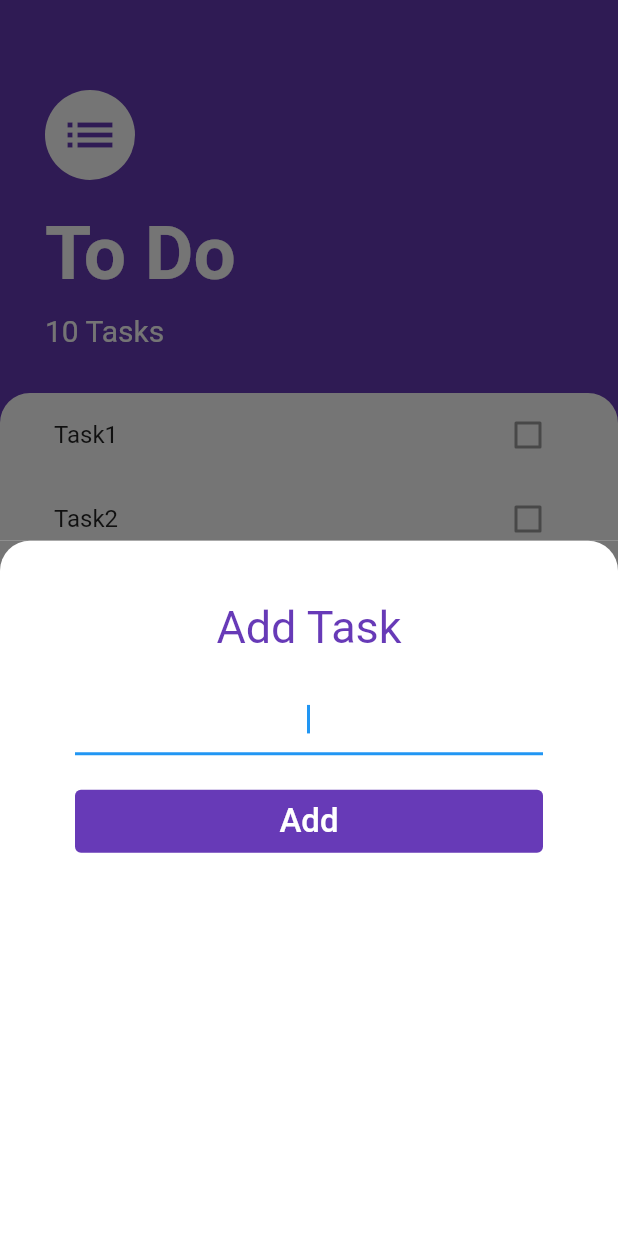
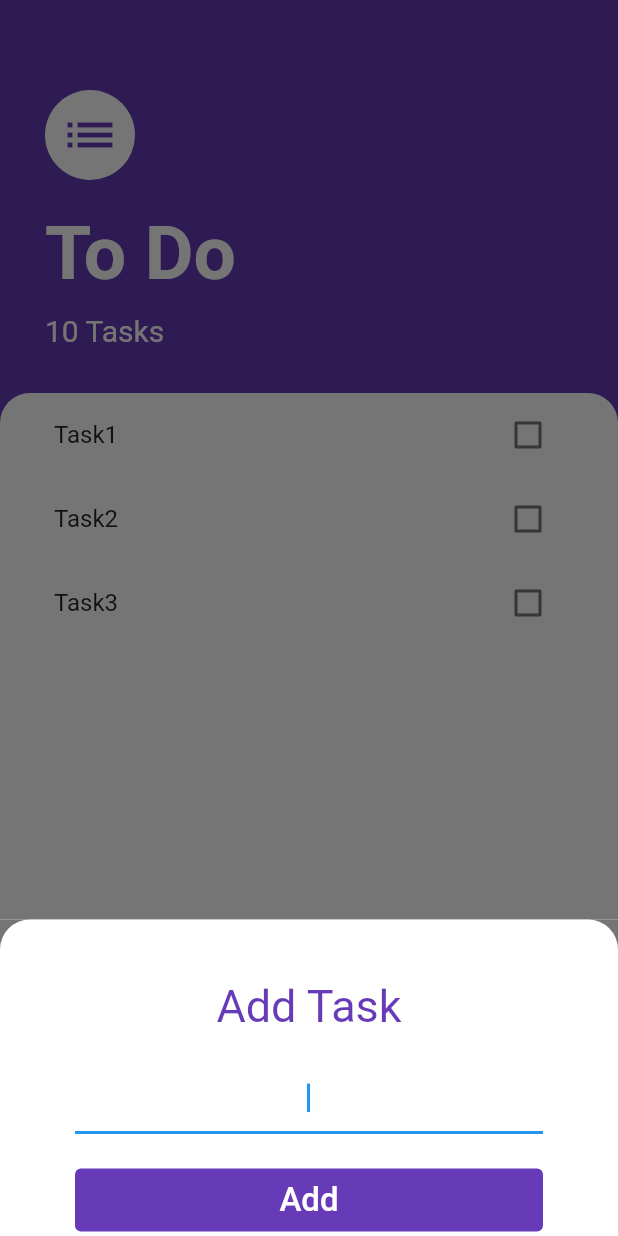
Before and after one commit to selimsshady/to_do_app, a Flutter app: the screen it shows after launch, after a tap on the "add" icon, on a phone screen of 412 x 824 dp. Run offline on Flutter 3.47's test engine with Material 2 defaults, Android fonts, the phone set to English and light mode, and no system bars.

```diff
--- a/lib/screens/tasks_screen.dart
+++ b/lib/screens/tasks_screen.dart
@@ -16,7 +16,17 @@ class TasksScreen extends StatelessWidget {
           color: Colors.white,
         ),
         onPressed: () {
-          showModalBottomSheet(context: context, builder: (context) => const AddTaskScreen(),);
+          showModalBottomSheet(
+            context: context,
+            isScrollControlled: true,
+            builder: (context) => SingleChildScrollView(
+              child: Container(
+                padding: EdgeInsets.only(
+                    bottom: MediaQuery.of(context).viewInsets.bottom),
+                child: const AddTaskScreen(),
+              ),
+            ),
+          );
         },
       ),
       backgroundColor: kAppColor,
@@ -68,7 +78,7 @@ class TasksScreen extends StatelessWidget {
                   topRight: Radius.circular(20.0),
                 ),
               ),
-              child: TasksList(),
+              child: const TasksList(),
             ),
           ),
         ],
--- a/lib/widgets/task_tile.dart
+++ b/lib/widgets/task_tile.dart
@@ -1,15 +1,55 @@
 import 'package:flutter/material.dart';
+import 'package:to_do_app/constants.dart';
 
+class TaskTile extends StatefulWidget {
+  const TaskTile({super.key, required this.task});
+  final String task;
 
-class TaskTile extends StatelessWidget {
-  TaskTile({required this.task});
-  String task;
+  @override
+  State<TaskTile> createState() => _TaskTileState();
+}
+
+class _TaskTileState extends State<TaskTile> {
+  bool isChecked = false;
+
+  void checkboxCallback(bool? checkBoxState) {
+    setState(() {
+      if (checkBoxState != null) {
+        isChecked = checkBoxState;
+      } else {
+        isChecked = true;
+      }
+    });
+  }
 
   @override
   Widget build(BuildContext context) {
     return ListTile(
-      title: Text(this.task),
-      trailing: Checkbox(value: false, onChanged: null),
+      title: Text(
+        widget.task,
+        style: TextStyle(
+            decoration: isChecked ? TextDecoration.lineThrough : null),
+      ),
+      trailing: TaskCheckbox(
+          checkboxState: isChecked, toggleCheckboxState: checkboxCallback),
     );
   }
 }
+
+class TaskCheckbox extends StatelessWidget {
+  final bool checkboxState;
+  final void Function(bool?) toggleCheckboxState;
+  const TaskCheckbox(
+      {super.key,
+      required this.checkboxState,
+      required this.toggleCheckboxState});
+
+  @override
+  Widget build(BuildContext context) {
+    return Checkbox(
+      activeColor: kAppColor,
+      value: checkboxState,
+      onChanged: toggleCheckboxState,
+    );
+  }
+}
--- a/lib/widgets/tasks_list.dart
+++ b/lib/widgets/tasks_list.dart
@@ -2,11 +2,13 @@ import 'package:flutter/material.dart';
 import 'package:to_do_app/widgets/task_tile.dart';
 
 class TasksList extends StatelessWidget {
+  const TasksList({super.key});
+
 
   @override
   Widget build(BuildContext context) {
     return ListView(
-      children: [
+      children: const [
         TaskTile(task: 'Task1 ',),
         TaskTile(task: 'Task2',),
         TaskTile(task: 'Task3',),
```
